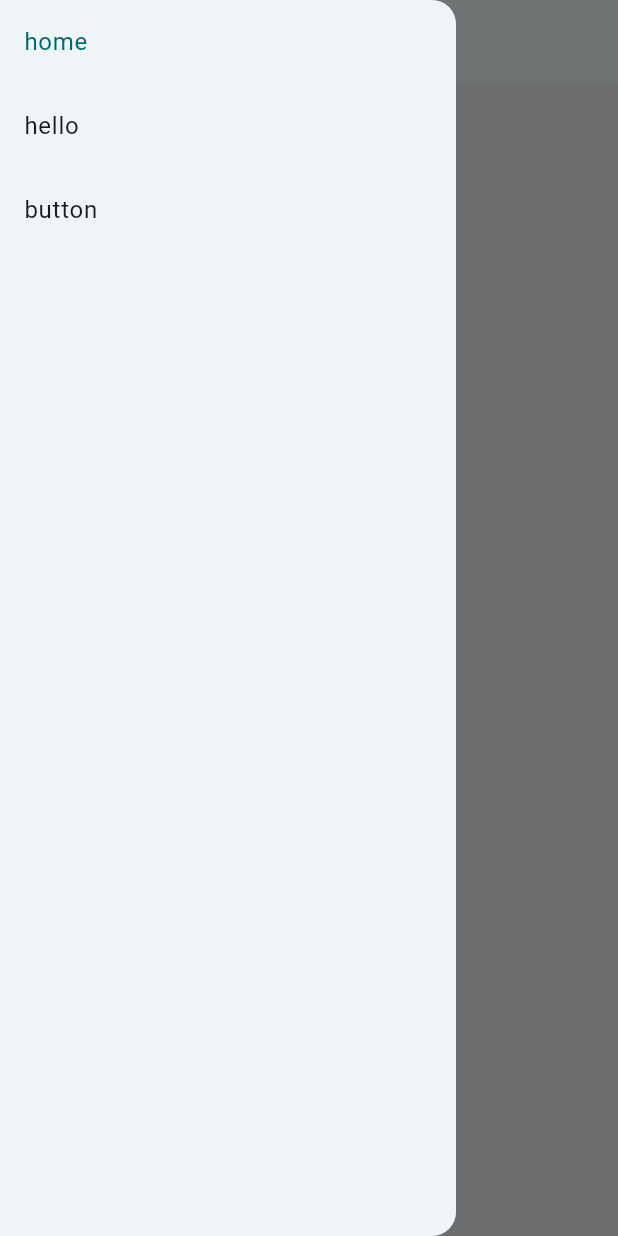
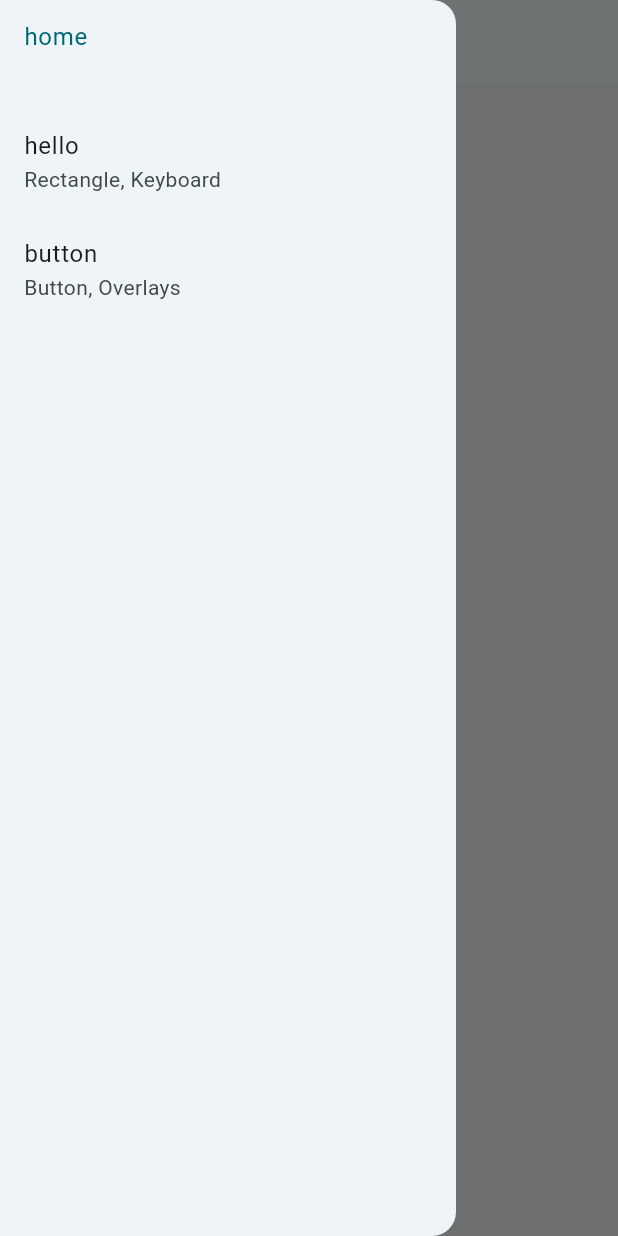
Before and after one commit to tnantoka/kaen, a Flutter app: the screen it shows after launch, with the side drawer open, on a phone screen of 412 x 824 dp. Run offline on Flutter 3.47's test engine with Material 2 defaults, Android fonts, the phone set to English and light mode, and no system bars; missing offline and left inert: flame.

Commit message:
feat: add description

```diff
--- a/lib/main.dart
+++ b/lib/main.dart
@@ -65,13 +65,18 @@ class _MyHomePageState extends State<MyHomePage> {
           child: ListView(
             padding: EdgeInsets.zero,
             children: [
-              for (final page in ['', 'hello', 'button'])
+              for (final page in [
+                ['', ''],
+                ['hello', 'Rectangle, Keyboard'],
+                ['button', 'Button, Overlays'],
+              ])
                 ListTile(
-                  title: Text(page == '' ? 'home' : page),
+                  title: Text(page[0] == '' ? 'home' : page[0]),
+                  subtitle: Text(page[1]),
                   onTap: () {
-                    Navigator.pushNamed(context, '/$page');
+                    Navigator.pushNamed(context, '/${page[0]}');
                   },
-                  selected: page == widget.route,
+                  selected: page[0] == widget.route,
                 ),
             ],
           ),
```
